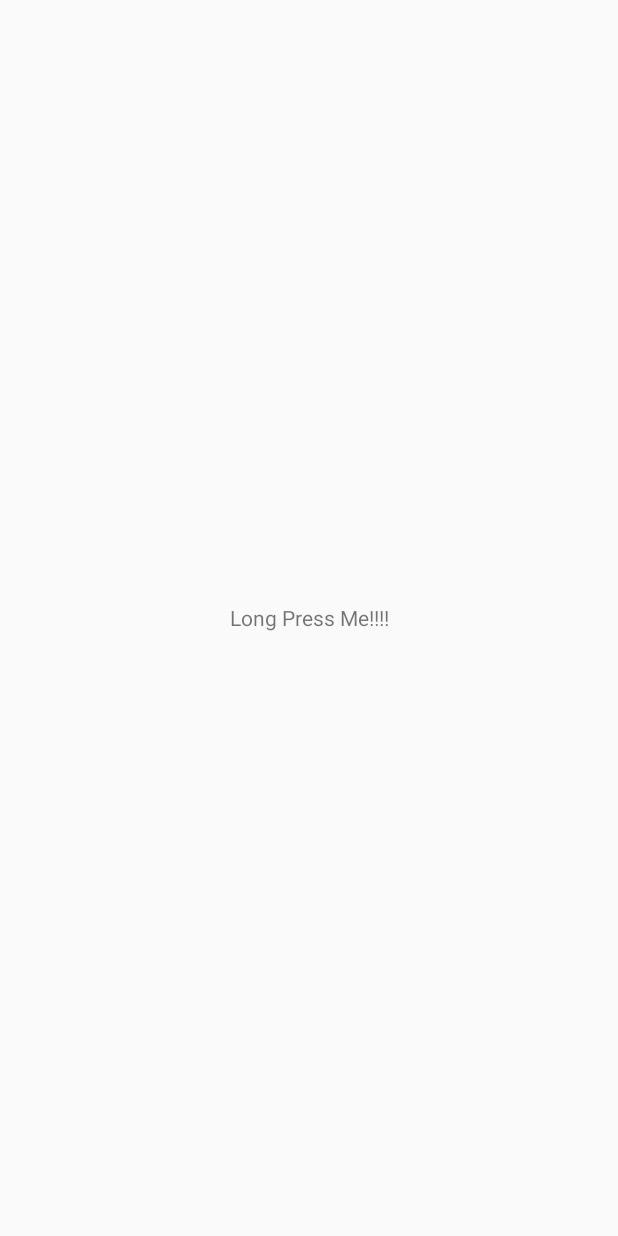
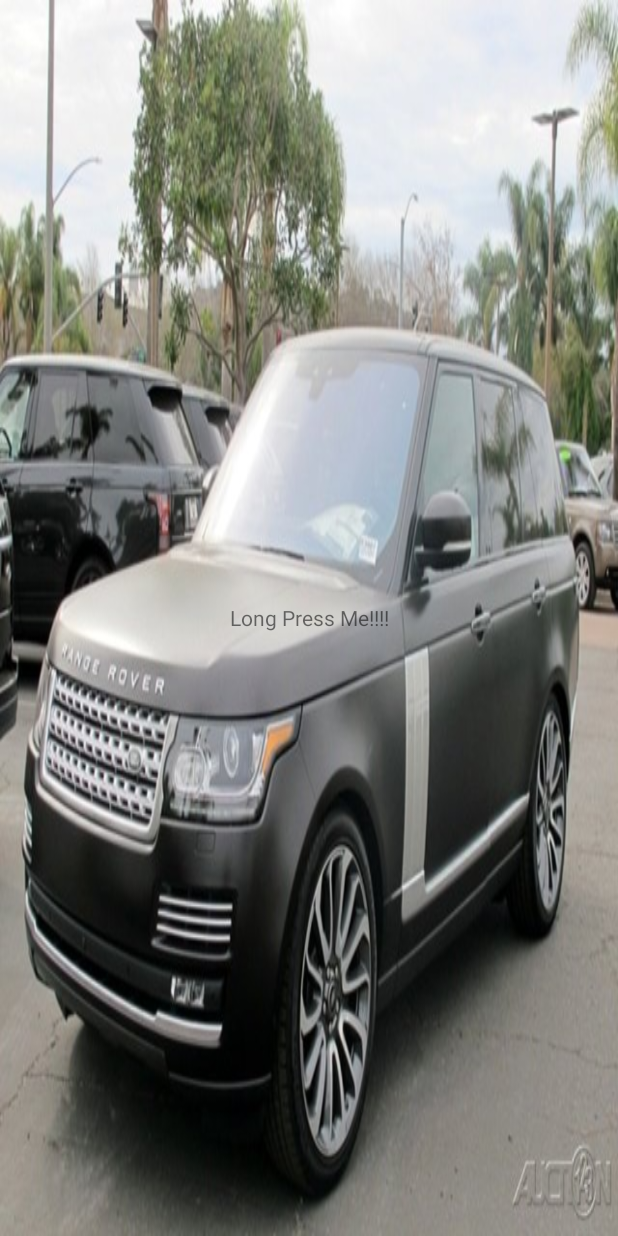
Before and after one commit to iarlenaquiles/EstudoAndroid, an Android app: the LongPressActivity screen opened directly, with no data from a screen before it, on a phone screen of 412 x 824 dp. Before the commit the screen is almost empty. Run offline under Robolectric (Android 15) with nearby library versions, the phone set to English and light mode, and no system bars.

Commit message:
Setando o background do long press

```diff
--- a/app/src/main/res/layout/activity_long_press.xml
+++ b/app/src/main/res/layout/activity_long_press.xml
@@ -14,6 +14,7 @@
         android:layout_alignParentRight="true"
         android:layout_alignParentTop="true"
         android:gravity="center"
-        android:text="Long Press Me!!!!" />
+        android:text="Long Press Me!!!!"
+        android:background="@drawable/land"/>
 
 </RelativeLayout>
```
Also changed, not shown: app/src/main/res/drawable-v24/ic_action_add.png (added), app/src/main/res/drawable/land.jpg (added).
